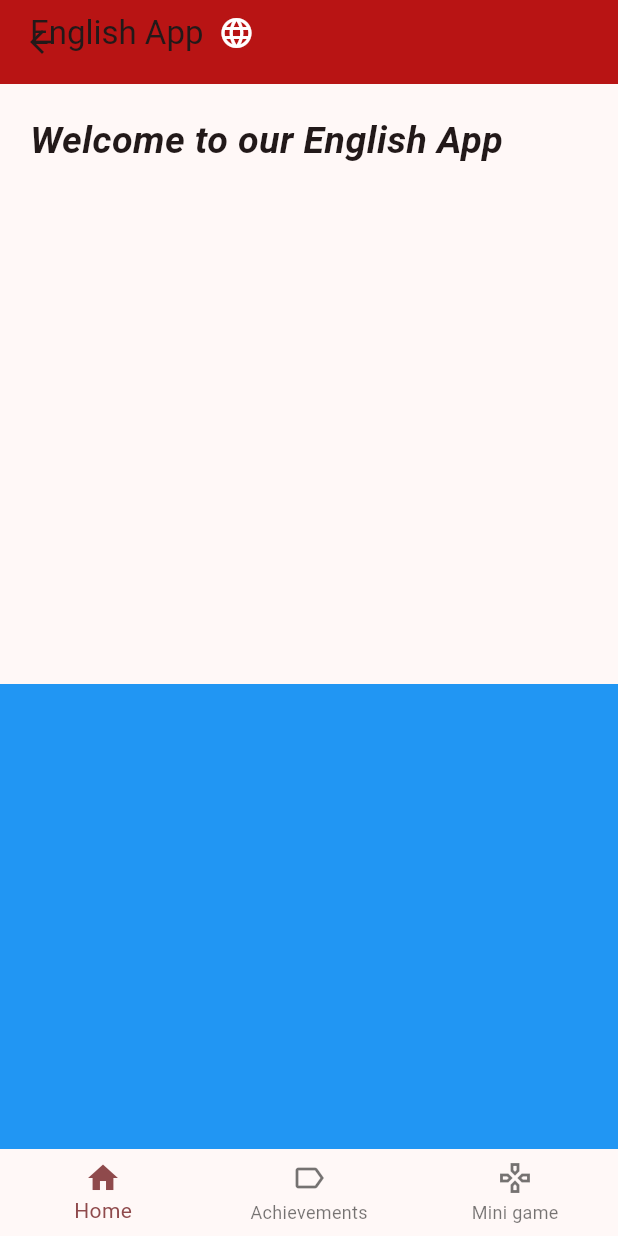
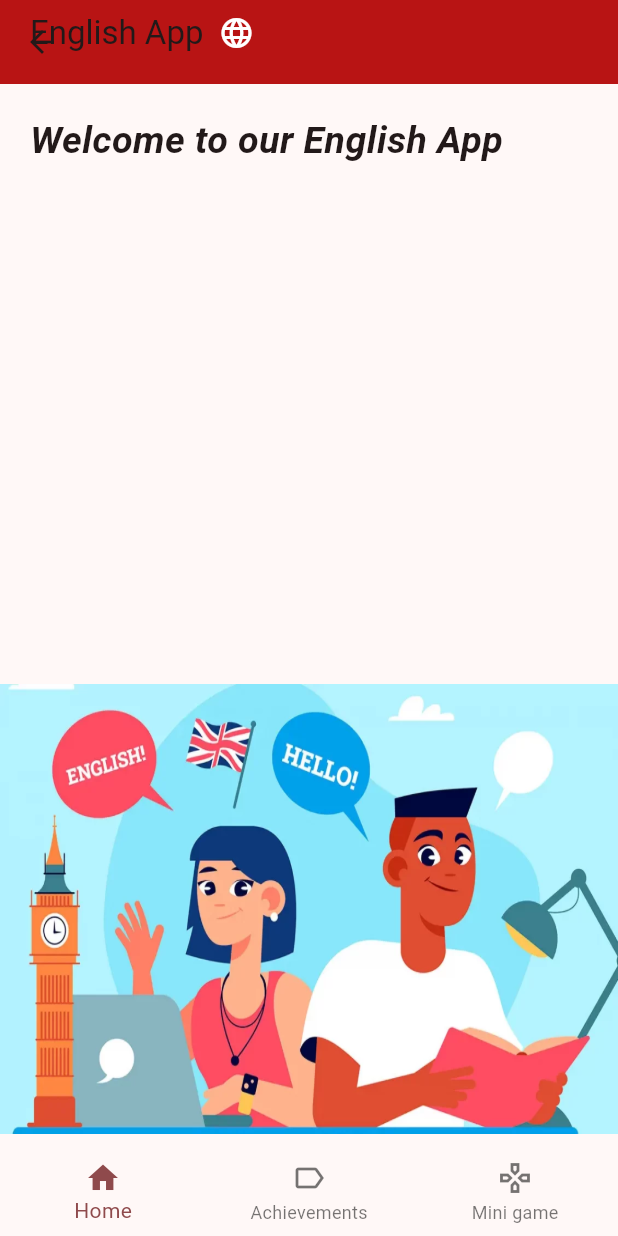
Before and after one commit to JAMM0118/app_english, a Flutter app: the MyHomePage screen opened directly with empty values, on a phone screen of 412 x 824 dp. Run offline on Flutter 3.47's test engine with Material 2 defaults, Android fonts, the phone set to English and light mode, and no system bars; our stand-ins replace animate_do, go_router.

Commit message:
Home view , pequeñas modficaciones

```diff
--- a/lib/presentation/views/home_page_view.dart
+++ b/lib/presentation/views/home_page_view.dart
@@ -11,21 +11,19 @@ class MyHomePageView extends StatelessWidget {
         SliverAppBar(
           floating: true,
           flexibleSpace: FlexibleSpaceBar(
-            title:  Padding(
+            title: Padding(
               padding: EdgeInsets.zero,
               child: Row(children: [
                 FadeInLeft(
                   duration: const Duration(seconds: 1),
                   child: const Text(
                     "English App",
-
                   ),
                 ),
                 const SizedBox(
                   width: 10,
                 ),
                 FadeInRight(
-
                   duration: const Duration(seconds: 1),
                   child: const Icon(
                     Icons.language_outlined,
@@ -38,44 +36,62 @@ class MyHomePageView extends StatelessWidget {
           ),
           backgroundColor: const Color.fromARGB(255, 184, 20, 20),
         ),
-
         SliverList(
-          delegate: SliverChildBuilderDelegate((context, index){
-            return Column(
-              children: [
+            delegate: SliverChildBuilderDelegate(
+          (context, index) {
+            return Column(children: [
               SizedBox(
                 height: 400,
                 child: Align(
                     alignment: Alignment.topLeft,
-
                     child: Padding(
-                      padding: const EdgeInsets.only(left: 20,top: 20),
+                        padding: const EdgeInsets.only(left: 20, top: 20),
                         child: FadeInDown(
                           duration: const Duration(seconds: 1),
                           child: const Text(
                             "Welcome to our English App",
-                        style: TextStyle(fontStyle: FontStyle.italic,
+                            style: TextStyle(
+                                fontStyle: FontStyle.italic,
                                 fontWeight: FontWeight.bold,
                                 fontSize: 25),
                           ),
-                      )
-                    )
+                        ))),
+              ),
+              SizedBox(
+                height: 300,
+                width: 500,
+                child: Image.asset(
+                  "assets/images/welcome_number_two.webp",
+                  fit: BoxFit.fill,
                 ),
               ),
-                Container(
-                  height: 400,
-                  color: Colors.blue,
+              Column(children: [
+                const Padding(
+                  padding: EdgeInsets.fromLTRB(30, 100, 30, 0),
+                  child: Center(
+                    child: Text(
+                        """Duis elit nulla aliquip deserunt ad nisi minim minim. Non officia proident non sint ullamco quis cillum excepteur laborum ullamco labore minim. Exercitation Lorem dolore magna aliquip elit consequat non cillum sit.
+
+                      Incididunt anim occaecat sunt eu eiusmod non pariatur quis labore dolor ullamco voluptate id enim. Aliqua laborum sint commodo esse. Adipisicing elit aute proident enim duis Lorem pariatur pariatur adipisicing.
+
+                      Cillum quis excepteur qui nisi voluptate qui. Adipisicing eiusmod occaecat id ut laborum occaecat id qui enim. Cupidatat magna veniam id velit proident fugiat exercitation duis dolore eiusmod adipisicing id veniam pariatur."""),
                   ),
-                Container(
-                  height: 200,
-                  color: const Color.fromARGB(255, 58, 243, 33),
                 ),
-              ]
-            );
+                const SizedBox(
+                  height: 100,
+                ),
+                SizedBox(
+                    height: 500,
+                    width: 500,
+                    child:
+                        Image.asset("assets/images/40.png", fit: BoxFit.fill),
+                  ),
+
+              ]),
+            ]);
           },
-
           childCount: 1,
-          ) )
+        ))
       ],
     );
   }
--- a/lib/widgets/shared/welcome_sreen.dart
+++ b/lib/widgets/shared/welcome_sreen.dart
@@ -14,10 +14,7 @@ class SlideInfo {
 
 final slides = <SlideInfo>[
   SlideInfo(title: "Bienvenido a nuestra app",
-  description: """ Estamos emocionados de tenerte aquí
-  y ser parte de tu viaje hacia la fluidez en este hermoso idioma. Con nuestra aplicación,
-  tendrás acceso a cuatro emocionantes actividades diseñadas para mejorar tus habilidades
-  en inglés de manera divertida""",
+  description: """ Estamos emocionados de tenerte aquí  y ser parte de tu viaje hacia la fluidez en este hermoso idioma. Con nuestra aplicación, tendrás acceso a cuatro emocionantes actividades diseñadas para mejorar tus habilidades en inglés de manera divertida""",
   imageUrl: "assets/images/welcome_number_two.webp"),
 
   SlideInfo(title: "Informacion sobre las actividades",
```
Also changed, not shown: assets/images/40.png (added), assets/images/dessin_fleche.png (added). Lines whose indentation alone changed are shown as unchanged.
